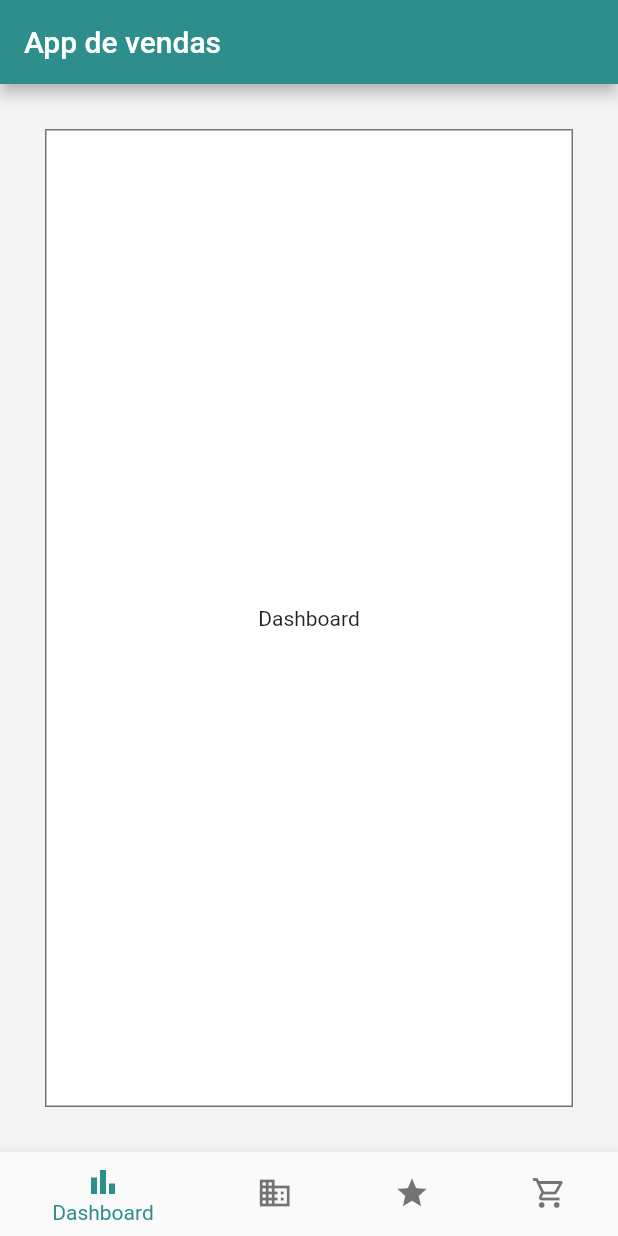
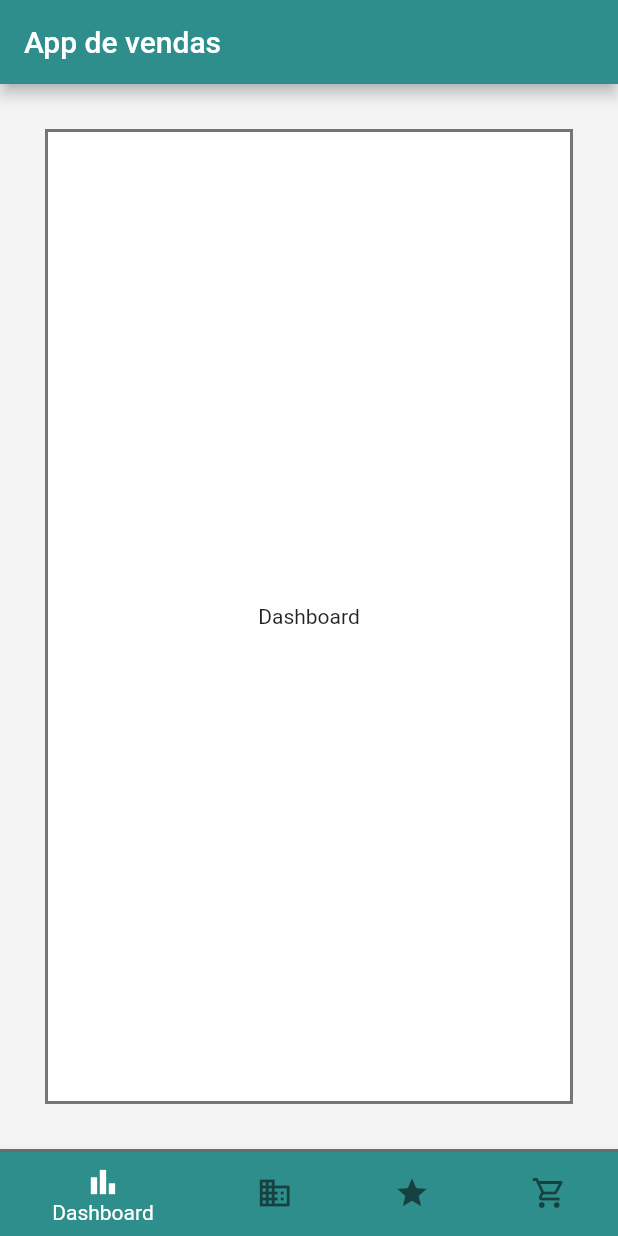
Before and after one commit to avpalmeira/app_vendas, a Flutter app: the screen it shows after launch, on a phone screen of 412 x 824 dp. Run offline on Flutter 3.47's test engine with Material 2 defaults, Android fonts, the phone set to English and light mode, and no system bars.

Commit message:
dashboard card component

```diff
--- a/lib/layouts/default_layout.dart
+++ b/lib/layouts/default_layout.dart
@@ -1,6 +1,5 @@
 import 'package:app_vendas/core/app_colors.dart';
 import 'package:flutter/material.dart';
-
 
 class DefaultLayout extends StatefulWidget {
   @override
@@ -8,28 +7,41 @@ class DefaultLayout extends StatefulWidget {
 }
 
 class _DefaultLayoutState extends State<DefaultLayout> {
-
   int _selectedIndex = 0;
-  static const TextStyle optionStyle =  TextStyle(
-    fontSize: 30,
-    fontWeight: FontWeight.bold,
-  );
-  static const List<Widget> _widgetOptions = <Widget>[
-    Text(
-      'Index 0: Dashboard',
-      style: optionStyle,
+  static List<Widget> _widgetOptions = <Widget>[
+    // Dashboard
+    Padding(
+      padding: const EdgeInsets.all(30),
+      child: Container(
+        decoration: BoxDecoration(
+          color: Colors.white,
+          border: Border.all(
+            width: 2,
+            color: Colors.black54,
           ),
-    Text(
-      'Index 1: Clientes',
-      style: optionStyle,
         ),
-    Text(
-      'Index 2: Pedidos',
-      style: optionStyle,
+        child: Center(
+          child: Text('Dashboard'),
         ),
-    Text(
-      'Index 3: Produtos',
-      style: optionStyle,
+      ),
+    ),
+    // Clientes
+    Container(
+      child: Center(
+        child: Text('Clientes'),
+      ),
+    ),
+    // Pedidos
+    Container(
+      child: Center(
+        child: Text('Pedidos'),
+      ),
+    ),
+    // Produtos
+    Container(
+      child: Center(
+        child: Text('Produtos'),
+      ),
     ),
   ];
 
@@ -47,43 +59,44 @@ class _DefaultLayoutState extends State<DefaultLayout> {
         backgroundColor: AppColors.primary,
       ),
       backgroundColor: AppColors.background,
-      body: Padding(
-        padding: const EdgeInsets.all(30),
-        child: Container(
+      body: _widgetOptions.elementAt(_selectedIndex),
+      bottomNavigationBar: Container(
         decoration: BoxDecoration(
-            color: Colors.white,
-            border: Border.all(
+          border: Border(
+            top: BorderSide(
+              width: 2,
               color: Colors.black54,
             ),
           ),
-          child: Center(
-            child: Text('Dashboard'),
         ),
-        ),//_widgetOptions.elementAt(_selectedIndex),
-      ),
-      bottomNavigationBar: BottomNavigationBar(
-        items: const <BottomNavigationBarItem>[
+        child: BottomNavigationBar(
+          items: <BottomNavigationBarItem>[
             BottomNavigationBarItem(
               icon: Icon(Icons.bar_chart_outlined),
               label: 'Dashboard',
+              backgroundColor: AppColors.primary,
             ),
             BottomNavigationBarItem(
               icon: Icon(Icons.business),
               label: 'Clientes',
+              backgroundColor: AppColors.primary,
             ),
             BottomNavigationBarItem(
               icon: Icon(Icons.star),
               label: 'Pedidos',
+              backgroundColor: AppColors.primary,
             ),
             BottomNavigationBarItem(
               icon: Icon(Icons.shopping_cart_outlined),
               label: 'Produtos',
+              backgroundColor: AppColors.primary,
             ),
           ],
           currentIndex: _selectedIndex,
-        selectedItemColor: AppColors.primary,
+          selectedItemColor: Colors.white,
           unselectedItemColor: Colors.black54,
           onTap: _onItemTapped,
+        ),
       ),
     );
   }
```
Lines whose indentation alone changed are shown as unchanged.
